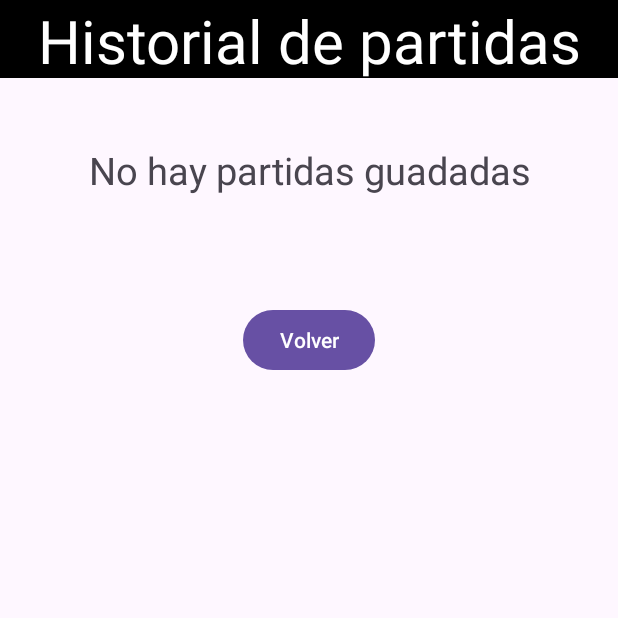
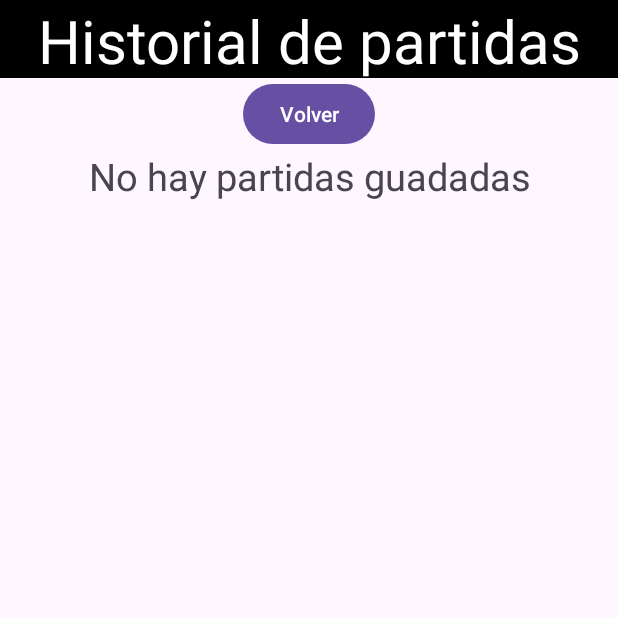
Before and after one commit to cherno1929/CSG3_2324, an Android app: the Pantalla2 screen opened directly, with no data from a screen before it, on a phone screen of 412 x 824 dp, the top half of it. Run offline under Robolectric (Android 15) with nearby library versions, the phone set to English and light mode, and no system bars.

Commit message:
Solución pantalla de historial

```diff
--- a/app/src/main/res/layout/activity_pantalla2.xml
+++ b/app/src/main/res/layout/activity_pantalla2.xml
@@ -6,6 +6,22 @@
     android:layout_height="match_parent"
     tools:context=".Pantalla2">
 
+    <LinearLayout
+        android:id="@+id/linearLayout4"
+        android:layout_width="match_parent"
+        android:layout_height="wrap_content"
+        android:gravity="center"
+        app:layout_constraintTop_toBottomOf="@+id/linearLayout2"
+        tools:layout_editor_absoluteX="0dp">
+
+        <Button
+            android:id="@+id/butnGoBack"
+            android:layout_width="wrap_content"
+            android:layout_height="wrap_content"
+            android:text="Volver"
+            app:layout_constraintTop_toBottomOf="@+id/linearLayout2"
+            tools:layout_editor_absoluteX="161dp" />
+    </LinearLayout>
 
     <LinearLayout
         android:id="@+id/linearLayout"
@@ -32,35 +48,18 @@
         android:layout_height="wrap_content"
         app:layout_constraintTop_toBottomOf="@+id/linearLayout"
         tools:layout_editor_absoluteX="0dp">
-        <TextView
-            android:id="@+id/textPartidas"
-            android:layout_width="match_parent"
-            android:layout_height="wrap_content"
-            android:layout_marginTop="44dp"
-            android:text="No hay partidas guadadas"
-            android:textAlignment="center"
-            android:textSize="25dp"
-            app:layout_constraintTop_toBottomOf="@+id/linearLayout"
-            tools:layout_editor_absoluteX="0dp" />
 
     </LinearLayout>
 
-    <LinearLayout
+    <TextView
+        android:id="@+id/textPartidas"
         android:layout_width="match_parent"
         android:layout_height="wrap_content"
-        android:layout_marginTop="72dp"
-        app:layout_constraintTop_toBottomOf="@+id/linearLayout2"
-        tools:layout_editor_absoluteX="0dp"
-        android:gravity="center">
-
-        <Button
-            android:id="@+id/butnGoBack"
-            android:layout_width="wrap_content"
-            android:layout_height="wrap_content"
-            android:text="Volver"
-            app:layout_constraintTop_toBottomOf="@+id/linearLayout2"
-            tools:layout_editor_absoluteX="161dp" />
-    </LinearLayout>
+        android:text="No hay partidas guadadas"
+        android:textAlignment="center"
+        android:textSize="25dp"
+        app:layout_constraintTop_toBottomOf="@+id/linearLayout4"
+        tools:layout_editor_absoluteX="-2dp" />
 
 
 </androidx.constraintlayout.widget.ConstraintLayout>
```
